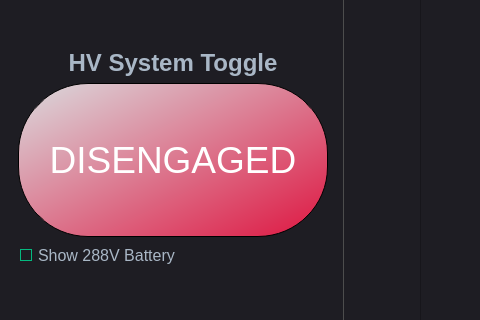
ZenghaoWang/hyperloop-power-system, file gui/interface.ui: the form before one commit; both pictures show x 0 to 480 and y 449 to 769 of the 1104 by 884 pixel window.
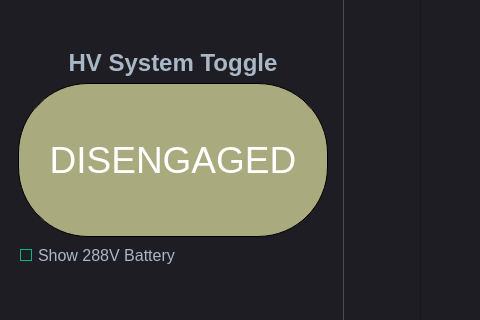
The form after the commit. The open tabs and pages were chosen to show the change. Custom widgets are drawn as their Qt base class.

Diff of the .ui file:
```diff
--- a/gui/interface.ui
+++ b/gui/interface.ui
@@ -579,7 +579,7 @@
             </font>
            </property>
            <property name="styleSheet">
-            <string notr="true">color: white; background-color: qlineargradient(x1: 0, y1: 0, x2: 1, y2: 1, stop: 0 #dadbde, stop:  1 #de1641);
+            <string notr="true">color: white; background-color: rgb(170, 170, 127);
 </string>
            </property>
            <property name="text">
```
Left out of the diff: 2 changed lines with no effect on the pictures.
